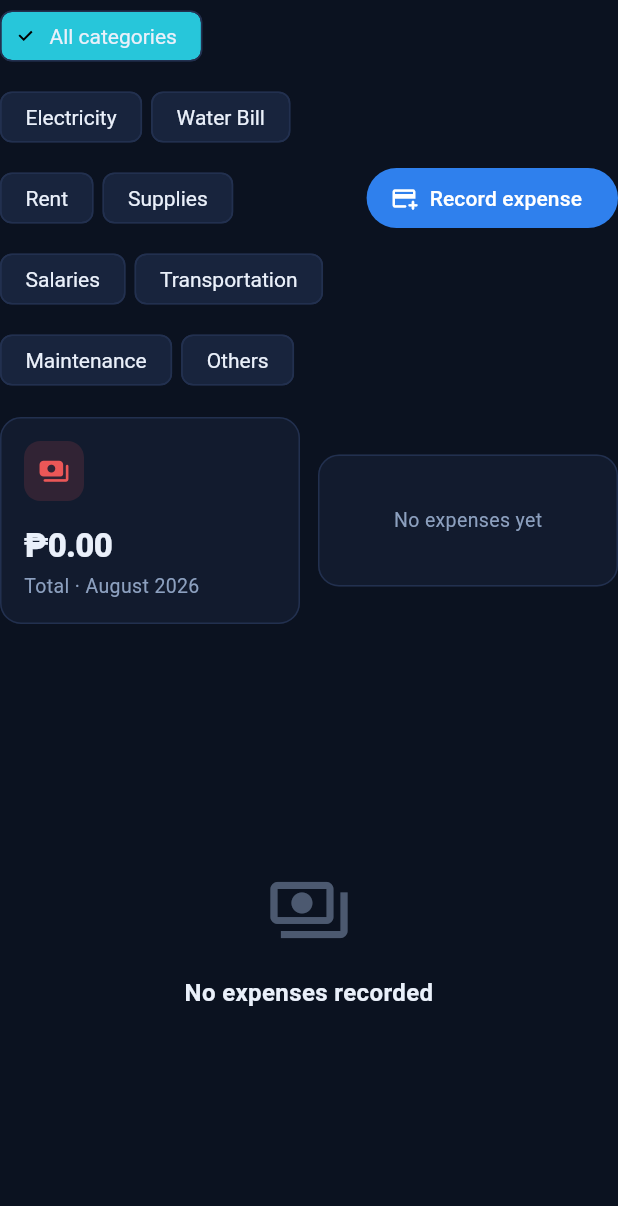
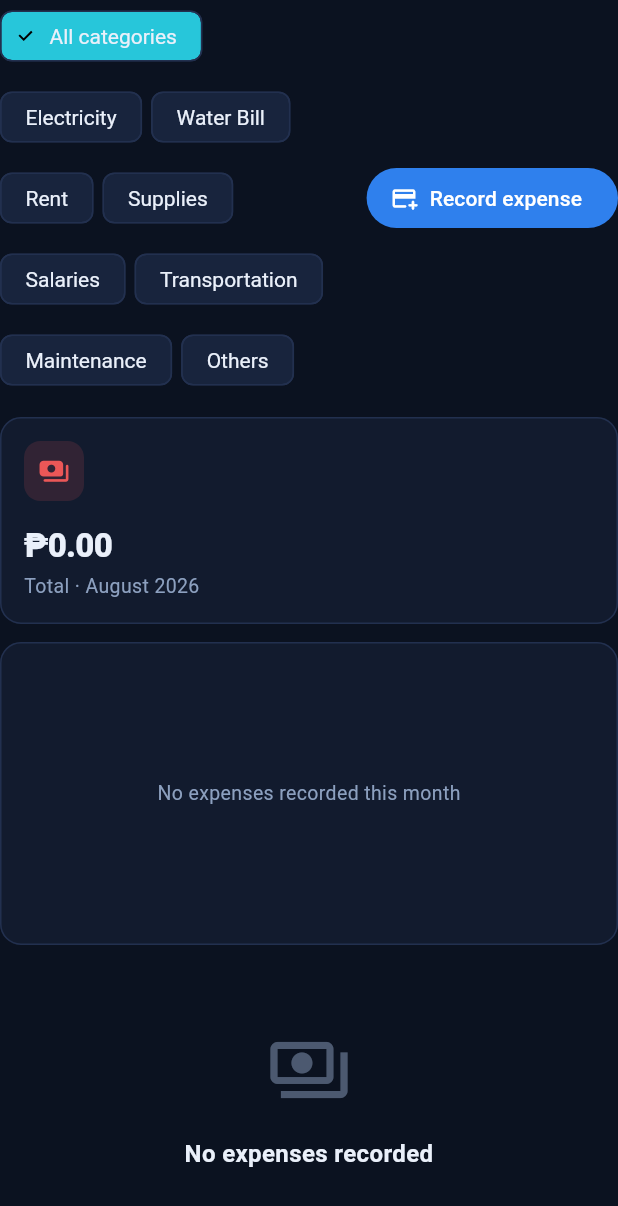
Before and after one commit to Aysayah05/aqua-link-ph, a Flutter app: the AdminExpenses widget shown alone on an empty page, opened directly, on a phone screen of 412 x 824 dp. Shown: the top 1206 px of the screen. Run offline on Flutter 3.47's test engine with Material 3 defaults, Android fonts, the phone set to English and light mode, and no system bars; our stand-ins replace cloud_firestore, firebase_auth, firebase_core, fl_chart, qr_flutter; missing offline and left inert: mobile_scanner; accounts and stored records are empty.

Commit message:
Fix stat card overflow: fixed grid heights; rebuild expenses summary layout

```diff
--- a/lib/screens/admin/admin_dashboard.dart
+++ b/lib/screens/admin/admin_dashboard.dart
@@ -239,7 +239,7 @@ class AdminDashboard extends StatelessWidget {
       physics: const NeverScrollableScrollPhysics(),
       mainAxisSpacing: 14,
       crossAxisSpacing: 14,
-      childAspectRatio: cols == 1 ? 3.4 : 1.75,
+      mainAxisExtent: cols == 1 ? 112 : 132,
       children: cards,
     );
   }
--- a/lib/screens/admin/admin_expenses.dart
+++ b/lib/screens/admin/admin_expenses.dart
@@ -54,22 +54,39 @@ class _AdminExpensesState extends State<AdminExpenses> {
           ]),
           const SizedBox(height: 14),
           LayoutBuilder(builder: (context, c) {
-            final bool sideBySide = c.maxWidth > 950;
-            final Widget summary = Row(children: [
-              Expanded(child: StatCard(label: 'Total · ${AppFormatters.monthYear(now)}', value: AppFormatters.peso(thisMonth), icon: Icons.payments_rounded, color: AppColors.danger)),
-              const SizedBox(width: 12),
-              Expanded(
-                child: Card(
-                  child: Padding(padding: const EdgeInsets.all(14), child:
-                    byCat.isEmpty
-                        ? const SizedBox(height: 60, child: Center(child: Text('No expenses yet', style: AppTextStyles.muted)))
-                        : ExpensePieChart(data: byCat),
-                  ),
+            final bool sideBySide = c.maxWidth > 900;
+            final Widget totalCard = StatCard(
+                label: 'Total · ${AppFormatters.monthYear(now)}',
+                value: AppFormatters.peso(thisMonth),
+                icon: Icons.payments_rounded,
+                color: AppColors.danger);
+            final Widget pieCard = Card(
+              child: Padding(
+                padding: const EdgeInsets.all(16),
+                child: byCat.isEmpty
+                    ? const SizedBox(
+                        height: 170,
+                        child: Center(child: Text('No expenses recorded this month', style: AppTextStyles.muted)))
+                    : ExpensePieChart(data: byCat),
+              ),
+            );
+            if (sideBySide) {
+              return IntrinsicHeight(
+                child: Row(
+                  crossAxisAlignment: CrossAxisAlignment.stretch,
+                  children: [
+                    SizedBox(width: 280, child: totalCard),
+                    const SizedBox(width: 12),
+                    Expanded(child: pieCard),
+                  ],
                 ),
-              ),
+              );
+            }
+            return Column(children: [
+              totalCard,
+              const SizedBox(height: 12),
+              pieCard,
             ]);
-            if (sideBySide) return IntrinsicHeight(child: Row(crossAxisAlignment: CrossAxisAlignment.stretch, children: [SizedBox(width: 260, child: summary), Expanded(child: Container())]));
-            return summary;
           }),
           const SizedBox(height: 12),
           Expanded(
--- a/lib/screens/admin/admin_reports.dart
+++ b/lib/screens/admin/admin_reports.dart
@@ -59,7 +59,7 @@ class _AdminReportsState extends State<AdminReports> {
                   physics: const NeverScrollableScrollPhysics(),
                   mainAxisSpacing: 12,
                   crossAxisSpacing: 12,
-                  childAspectRatio: cols == 3 ? 2.6 : 2.8,
+                  mainAxisExtent: 132,
                   children: [
                     StatCard(label: "Today's revenue", value: AppFormatters.peso(revenueToday), icon: Icons.today_rounded, color: AppColors.accent),
                     StatCard(label: 'Revenue this month', value: AppFormatters.peso(revenueMonth), icon: Icons.trending_up_rounded, color: AppColors.primary),
--- a/lib/screens/admin/admin_sales.dart
+++ b/lib/screens/admin/admin_sales.dart
@@ -81,7 +81,7 @@ class _AdminSalesState extends State<AdminSales> {
               physics: const NeverScrollableScrollPhysics(),
               mainAxisSpacing: 12,
               crossAxisSpacing: 12,
-              childAspectRatio: cols == 4 ? 3.1 : 2.4,
+              mainAxisExtent: 132,
               children: [
                 StatCard(label: 'Total sales', value: AppFormatters.peso(total), icon: Icons.payments_rounded, color: AppColors.success),
                 StatCard(label: 'Transactions', value: '${inRange.length}', icon: Icons.receipt_rounded, color: AppColors.primary, subtitle: '${inRange.isEmpty ? 0 : (total / inRange.length).toStringAsFixed(0)} avg'),
--- a/lib/screens/staff/staff_dashboard.dart
+++ b/lib/screens/staff/staff_dashboard.dart
@@ -52,7 +52,7 @@ class StaffDashboard extends StatelessWidget {
                 physics: const NeverScrollableScrollPhysics(),
                 mainAxisSpacing: 12,
                 crossAxisSpacing: 12,
-                childAspectRatio: cols == 4 ? 3.0 : 2.6,
+                mainAxisExtent: 132,
                 children: [
                   StatCard(label: 'New orders to review', value: '$pending', icon: Icons.notifications_active_rounded, color: AppColors.warning),
                   StatCard(label: 'Being prepared', value: '$preparing', icon: Icons.water_rounded, color: AppColors.primary),
```
Also changed, not shown: 1 other file.
